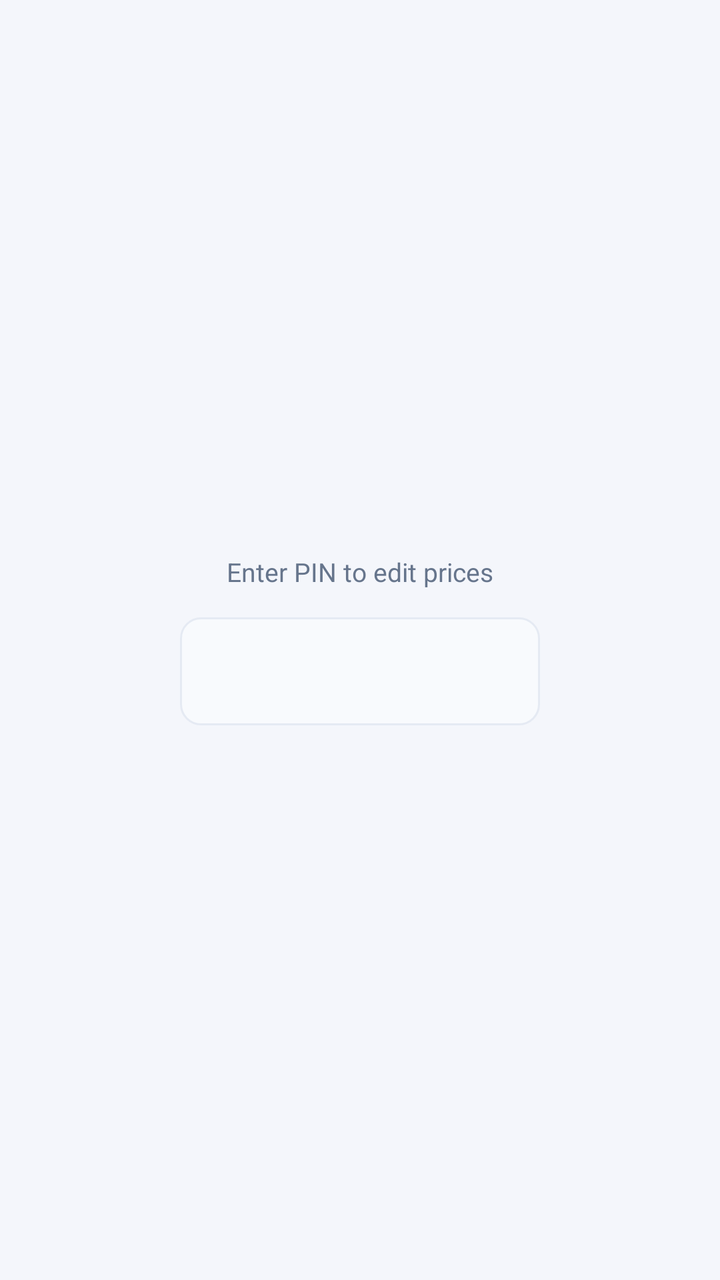
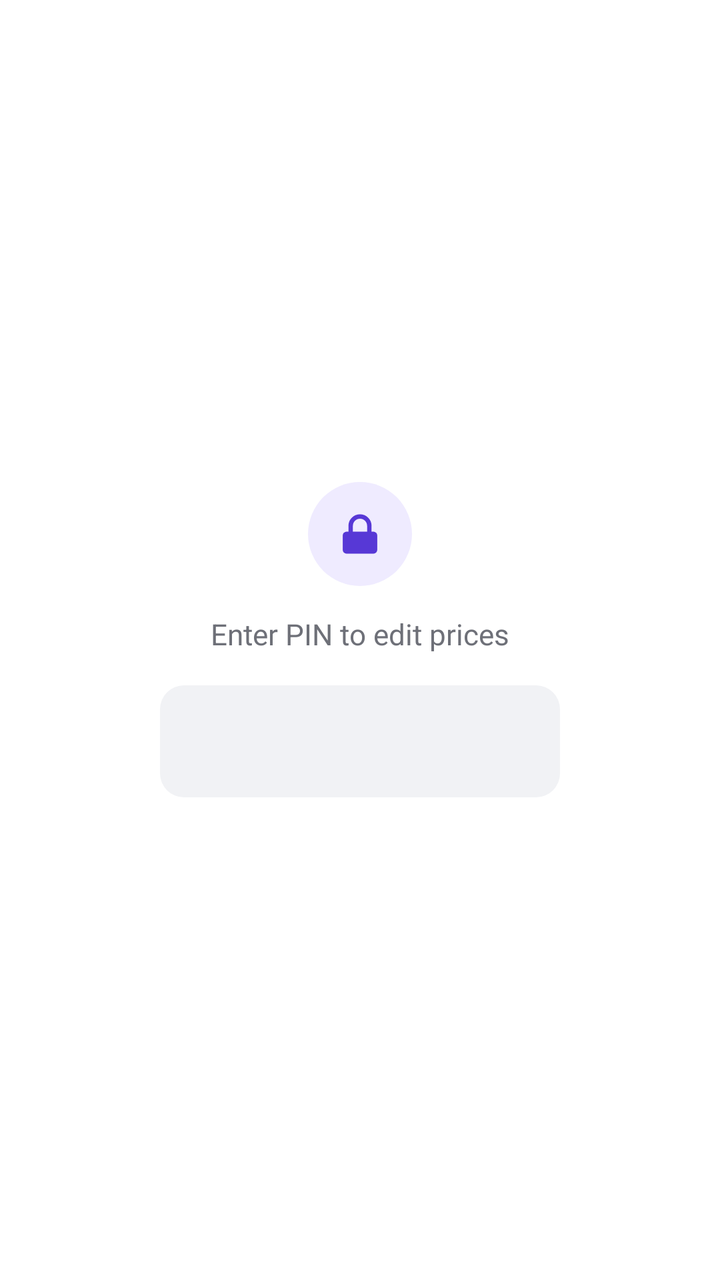

Screens rendered from an Android XML layout before and after an edit, with the pre-edit source and the edit as a unified diff.
<!-- AndroidManifest.xml: application theme AppTheme -->
<!-- res/layout/dlg_pin.xml -->
<?xml version="1.0" encoding="utf-8"?>
<LinearLayout xmlns:android="http://schemas.android.com/apk/res/android"
    android:layout_width="match_parent" android:layout_height="wrap_content"
    android:orientation="vertical" android:padding="24dp" android:gravity="center">

    <TextView android:layout_width="wrap_content" android:layout_height="wrap_content"
        android:text="Enter PIN to edit prices" android:textSize="13sp"
        android:textColor="@color/mut" android:layout_marginBottom="14dp"/>

    <EditText android:id="@+id/etPin"
        android:layout_width="180dp" android:layout_height="54dp"
        android:background="@drawable/bg_input"
        android:gravity="center" android:inputType="numberPassword"
        android:maxLength="8" android:textSize="24sp" android:textStyle="bold"
        android:letterSpacing="0.4" android:textColor="@color/acc"/>
</LinearLayout>
<!-- resources referenced by this layout -->
<resources>
  <color name="acc">#2563EB</color>
  <color name="mut">#66758C</color>
  <!-- drawable bg_input (drawable) -->
  <?xml version="1.0" encoding="utf-8"?>
  <shape xmlns:android="http://schemas.android.com/apk/res/android" android:shape="rectangle">
      <solid android:color="#F8FAFD"/>
      <corners android:radius="10dp"/>
      <stroke android:width="1dp" android:color="@color/line"/>
  </shape>
  <style name="AppTheme" parent="Theme.MaterialComponents.Light.NoActionBar">
          <item name="colorPrimary">@color/acc</item>
          <item name="colorPrimaryDark">@color/accDark</item>
          <item name="colorAccent">@color/acc</item>
          <item name="android:windowBackground">@color/bg</item>
          <item name="android:statusBarColor">@color/accDark</item>
      </style>
  <color name="line">#E5EAF3</color>
  <color name="accDark">#1D4ED8</color>
  <color name="bg">#F4F6FB</color>
</resources>

<!-- the commit's change to res/layout/dlg_pin.xml (unified diff, before → after) -->
@@ -1,16 +1,30 @@
 <?xml version="1.0" encoding="utf-8"?>
 <LinearLayout xmlns:android="http://schemas.android.com/apk/res/android"
+    xmlns:app="http://schemas.android.com/apk/res-auto"
     android:layout_width="match_parent" android:layout_height="wrap_content"
-    android:orientation="vertical" android:padding="24dp" android:gravity="center">
+    android:orientation="vertical"
+    android:background="@color/card"
+    android:paddingStart="24dp" android:paddingEnd="24dp"
+    android:paddingTop="26dp" android:paddingBottom="26dp"
+    android:gravity="center">
 
-    <TextView android:layout_width="wrap_content" android:layout_height="wrap_content"
-        android:text="Enter PIN to edit prices" android:textSize="13sp"
-        android:textColor="@color/mut" android:layout_marginBottom="14dp"/>
+    <ImageView android:layout_width="52dp" android:layout_height="52dp"
+        android:src="@drawable/ic_v2_lock" android:padding="12dp"
+        android:background="@drawable/bg_icon_tile"
+        android:contentDescription="PIN"
+        app:tint="@color/accText"/>
+
+    <TextView android:id="@+id/tvPinPrompt"
+        android:layout_width="wrap_content" android:layout_height="wrap_content"
+        android:text="Enter PIN to edit prices" android:textSize="14.5sp"
+        android:labelFor="@+id/etPin"
+        android:textColor="@color/mut" android:layout_marginTop="14dp"
+        android:layout_marginBottom="16dp"/>
 
     <EditText android:id="@+id/etPin"
-        android:layout_width="180dp" android:layout_height="54dp"
+        android:layout_width="200dp" android:layout_height="56dp"
         android:background="@drawable/bg_input"
         android:gravity="center" android:inputType="numberPassword"
         android:maxLength="8" android:textSize="24sp" android:textStyle="bold"
-        android:letterSpacing="0.4" android:textColor="@color/acc"/>
+        android:letterSpacing="0.4" android:textColor="@color/accText"/>
 </LinearLayout>
<!-- resource entries referenced after the edit -->
@@ -1,23 +1,137 @@
 <!-- resources referenced by this layout -->
 <resources>
-  <color name="acc">#2563EB</color>
-  <color name="mut">#66758C</color>
+  <color name="accText">#5738D6</color>
+  <color name="card">#FFFFFF</color>
+  <color name="acc">#6C4CF1</color>
+  <color name="card2">#F1F2F5</color>
+  <color name="ic">#4A4C54</color>
+  <color name="mut">#6E7078</color>
+  <!-- drawable bg_icon_tile (drawable) -->
+  <?xml version="1.0" encoding="utf-8"?>
+  <shape xmlns:android="http://schemas.android.com/apk/res/android" android:shape="rectangle">
+      <solid android:color="@color/accLight"/>
+      <corners android:radius="@dimen/ou_radius_pill"/>
+  </shape>
   <!-- drawable bg_input (drawable) -->
   <?xml version="1.0" encoding="utf-8"?>
-  <shape xmlns:android="http://schemas.android.com/apk/res/android" android:shape="rectangle">
-      <solid android:color="#F8FAFD"/>
-      <corners android:radius="10dp"/>
-      <stroke android:width="1dp" android:color="@color/line"/>
-  </shape>
-  <style name="AppTheme" parent="Theme.MaterialComponents.Light.NoActionBar">
+  <selector xmlns:android="http://schemas.android.com/apk/res/android">
+      <item android:state_focused="true">
+          <shape android:shape="rectangle">
+              <solid android:color="@color/card"/>
+              <corners android:radius="@dimen/ou_radius_small"/>
+              <stroke android:width="1.6dp" android:color="@color/acc"/>
+          </shape>
+      </item>
+      <item>
+          <shape android:shape="rectangle">
+              <solid android:color="@color/card2"/>
+              <corners android:radius="@dimen/ou_radius_small"/>
+          </shape>
+      </item>
+  </selector>
+  <!-- drawable ic_v2_lock (drawable) -->
+  <?xml version="1.0" encoding="utf-8"?>
+  <vector xmlns:android="http://schemas.android.com/apk/res/android"
+      android:width="24dp" android:height="24dp"
+      android:viewportWidth="24" android:viewportHeight="24">
+      <path android:strokeColor="@color/ic" android:strokeWidth="1.9" android:strokeLineCap="round"
+          android:strokeLineJoin="round" android:pathData="M8,11V8.5a4,4 0 0 1 8,0V11"/>
+      <path android:fillColor="@color/ic" android:pathData="M6.2,11h11.6a1.6,1.6 0 0 1 1.6,1.6v6.2a1.6,1.6 0 0 1 -1.6,1.6H6.2a1.6,1.6 0 0 1 -1.6,-1.6v-6.2A1.6,1.6 0 0 1 6.2,11z"/>
+  </vector>
+  <style name="AppTheme" parent="Theme.MaterialComponents.DayNight.NoActionBar">
           <item name="colorPrimary">@color/acc</item>
           <item name="colorPrimaryDark">@color/accDark</item>
+          <item name="colorPrimaryVariant">@color/accDark</item>
+          <item name="colorSecondary">@color/acc</item>
+          <item name="colorSecondaryVariant">@color/accDark</item>
           <item name="colorAccent">@color/acc</item>
+          <item name="colorOnPrimary">@color/onAcc</item>
+          <item name="colorOnSecondary">@color/onAcc</item>
+          <item name="colorSurface">@color/card</item>
+          <item name="colorOnSurface">@color/txt</item>
+          <item name="colorError">@color/red</item>
+          <item name="android:colorBackground">@color/bg</item>
+  
           <item name="android:windowBackground">@color/bg</item>
-          <item name="android:statusBarColor">@color/accDark</item>
+          <item name="android:statusBarColor">@color/bg</item>
+          <item name="android:navigationBarColor">@color/bg</item>
+          <item name="android:windowLightStatusBar">@bool/ou_light_status</item>
+          <item name="android:textColorPrimary">@color/txt</item>
+          <item name="android:textColorSecondary">@color/mut</item>
+          <item name="android:textColorHint">@color/hint</item>
+          <item name="android:textColorHighlight">@color/accLight</item>
+          <item name="android:colorControlNormal">@color/ic</item>
+          <item name="android:colorControlActivated">@color/acc</item>
+          <item name="android:colorControlHighlight">@color/accRipple</item>
+          <item name="android:fontFamily">sans-serif</item>
+  
+          <item name="bottomSheetDialogTheme">@style/AluBottomSheet</item>
+          <item name="materialAlertDialogTheme">@style/AluDialogTheme</item>
+          <item name="alertDialogTheme">@style/AluDialogTheme</item>
+          <item name="android:alertDialogTheme">@style/AluDialogTheme</item>
+          <item name="dialogTheme">@style/AluDialogTheme</item>
       </style>
-  <color name="line">#E5EAF3</color>
-  <color name="accDark">#1D4ED8</color>
-  <color name="bg">#F4F6FB</color>
+  <color name="accLight">#EFEBFF</color>
+  <dimen name="ou_radius_pill">999dp</dimen>
+  <dimen name="ou_radius_small">12dp</dimen>
+  <color name="accDark">#5738D6</color>
+  <color name="onAcc">#FFFFFF</color>
+  <color name="txt">#1B1B1F</color>
+  <color name="red">#D93A32</color>
+  <color name="bg">#F4F5F7</color>
+  <color name="hint">#A6A8B1</color>
+  <color name="accRipple">#2E6C4CF1</color>
+  <style name="AluBottomSheet" parent="Theme.MaterialComponents.DayNight.BottomSheetDialog">
+          <item name="bottomSheetStyle">@style/AluBottomSheetShape</item>
+          <item name="android:backgroundDimAmount">0.42</item>
+          <item name="android:statusBarColor">@color/transparent</item>
+          <item name="android:navigationBarColor">@color/card</item>
+      </style>
+  <style name="AluDialogTheme" parent="ThemeOverlay.MaterialComponents.MaterialAlertDialog">
+          <item name="alertDialogStyle">@style/AluDialogStyle</item>
+          <item name="materialAlertDialogTitleTextStyle">@style/OuDialogTitle</item>
+          <item name="materialAlertDialogBodyTextStyle">@style/OuDialogBody</item>
+          <item name="buttonBarPositiveButtonStyle">@style/OuDialogButton</item>
+          <item name="buttonBarNegativeButtonStyle">@style/OuDialogButton</item>
+          <item name="buttonBarNeutralButtonStyle">@style/OuDialogButton</item>
+      </style>
+  <style name="AluBottomSheetShape" parent="Widget.MaterialComponents.BottomSheet.Modal">
+          <item name="android:background">@android:color/transparent</item>
+          <item name="backgroundTint">@android:color/transparent</item>
+          <item name="shapeAppearanceOverlay">@style/OuSheetShape</item>
+      </style>
+  <color name="transparent">#00000000</color>
+  <style name="AluDialogStyle" parent="MaterialAlertDialog.MaterialComponents">
+          <item name="shapeAppearanceOverlay">@style/OuDialogShape</item>
+          <item name="backgroundTint">@color/card</item>
+      </style>
+  <style name="OuDialogTitle" parent="MaterialAlertDialog.MaterialComponents.Title.Text">
+          <item name="android:textColor">@color/txt</item>
+          <item name="android:textSize">20sp</item>
+          <item name="android:textStyle">bold</item>
+          <item name="android:letterSpacing">-0.01</item>
+      </style>
+  <style name="OuDialogBody" parent="MaterialAlertDialog.MaterialComponents.Body.Text">
+          <item name="android:textColor">@color/mut</item>
+          <item name="android:textSize">14.5sp</item>
+      </style>
+  <style name="OuDialogButton" parent="Widget.MaterialComponents.Button.TextButton.Dialog">
+          <item name="android:textColor">@color/acc</item>
+          <item name="android:textSize">15sp</item>
+          <item name="android:textStyle">bold</item>
+          <item name="android:textAllCaps">false</item>
+          <item name="rippleColor">@color/accRipple</item>
+      </style>
+  <style name="OuSheetShape">
+          <item name="cornerSizeTopLeft">@dimen/ou_sheet_radius</item>
+          <item name="cornerSizeTopRight">@dimen/ou_sheet_radius</item>
+          <item name="cornerSizeBottomLeft">0dp</item>
+          <item name="cornerSizeBottomRight">0dp</item>
+      </style>
+  <style name="OuDialogShape">
+          <item name="cornerSize">@dimen/ou_radius_card</item>
+      </style>
+  <dimen name="ou_sheet_radius">26dp</dimen>
+  <dimen name="ou_radius_card">26dp</dimen>
 </resources>
 
